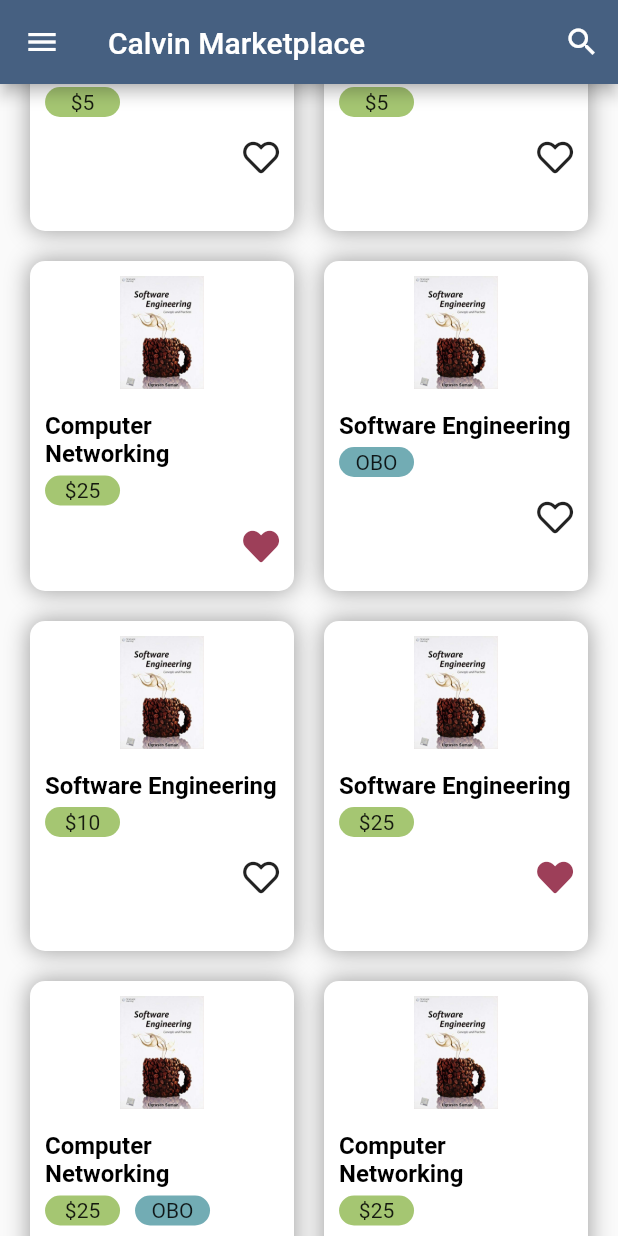
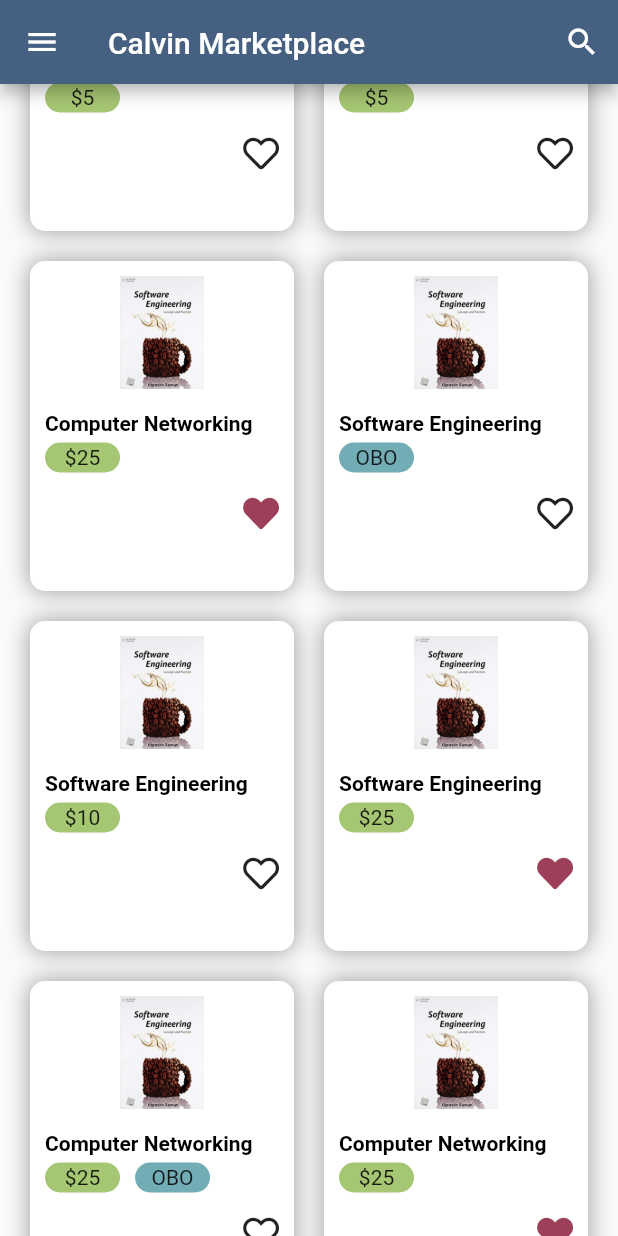
Before and after one commit to CS262e-Eteam/Client, a Flutter app: the screen it shows after launch, scrolled down 576 dp, on a phone screen of 412 x 824 dp. Run offline on Flutter 3.47's test engine with Material 2 defaults, Android fonts, the phone set to English and light mode, and no system bars; our stand-ins replace font_awesome_flutter.

Commit message:
fixed summary cards overflow

```diff
--- a/lib/components/summary_card.dart
+++ b/lib/components/summary_card.dart
@@ -68,16 +68,22 @@ class SummaryCardState extends State<SummaryCard> {
                             Column(
                               crossAxisAlignment: CrossAxisAlignment.start,
                               children: <Widget>[
+                                Container(
+                                  child: Column(
+                                    crossAxisAlignment: CrossAxisAlignment.start,
+                                    children: <Widget>[
                                       Padding (
                                         padding: EdgeInsets.only(bottom: 15),
                                       ),
                                       Text(
                                         widget.item.name,
+                                        overflow: TextOverflow.ellipsis,
                                         textAlign: TextAlign.left,
+//                                        maxLines: 2,
                                         style: TextStyle(
                                           color: Colors.black,
                                           fontWeight: FontWeight.bold,
-                                    fontSize: 16,
+                                          fontSize: 14,
                                         ),
                                       ),
                                       Padding(
@@ -125,6 +131,9 @@ class SummaryCardState extends State<SummaryCard> {
                                           ) : Container()
                                         ],
                                       ),
+                                    ],
+                                  )
+                                ),
                                 Padding(
                                     padding: EdgeInsets.only(top: 15),
                                     child: FavoriteHeart(itemId: widget.item.id)
```
Also changed, not shown: lib/pages/item_detail.dart (+8 -5 lines), pubspec.lock, 1 other file. Lines whose indentation alone changed are shown as unchanged.
